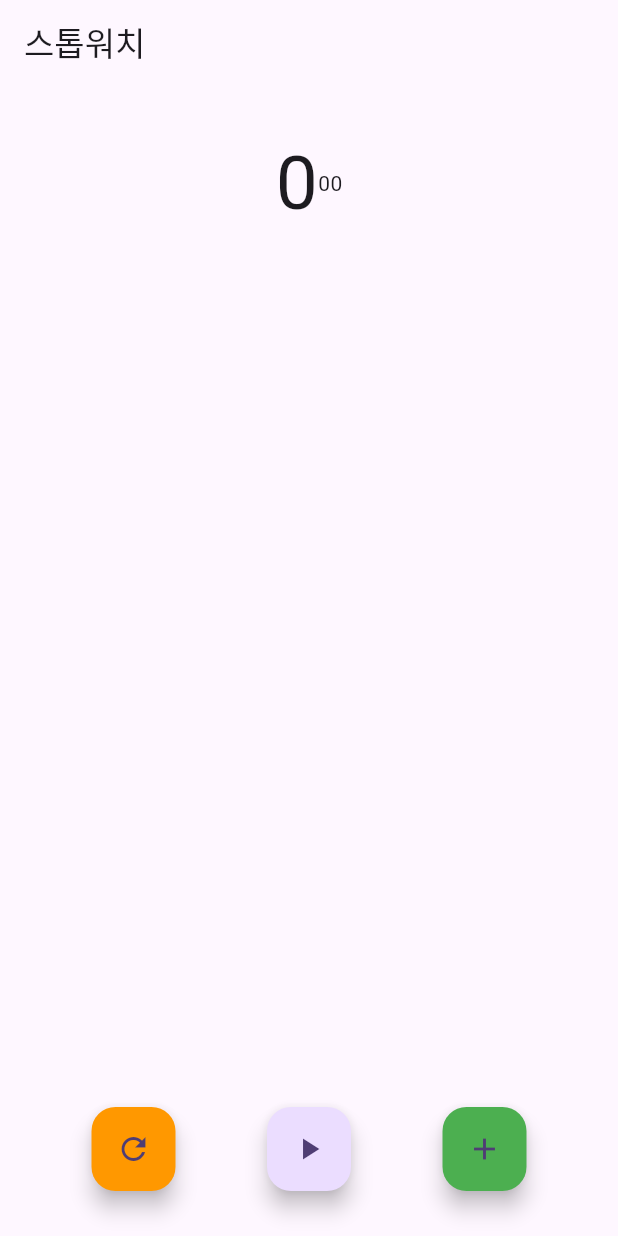
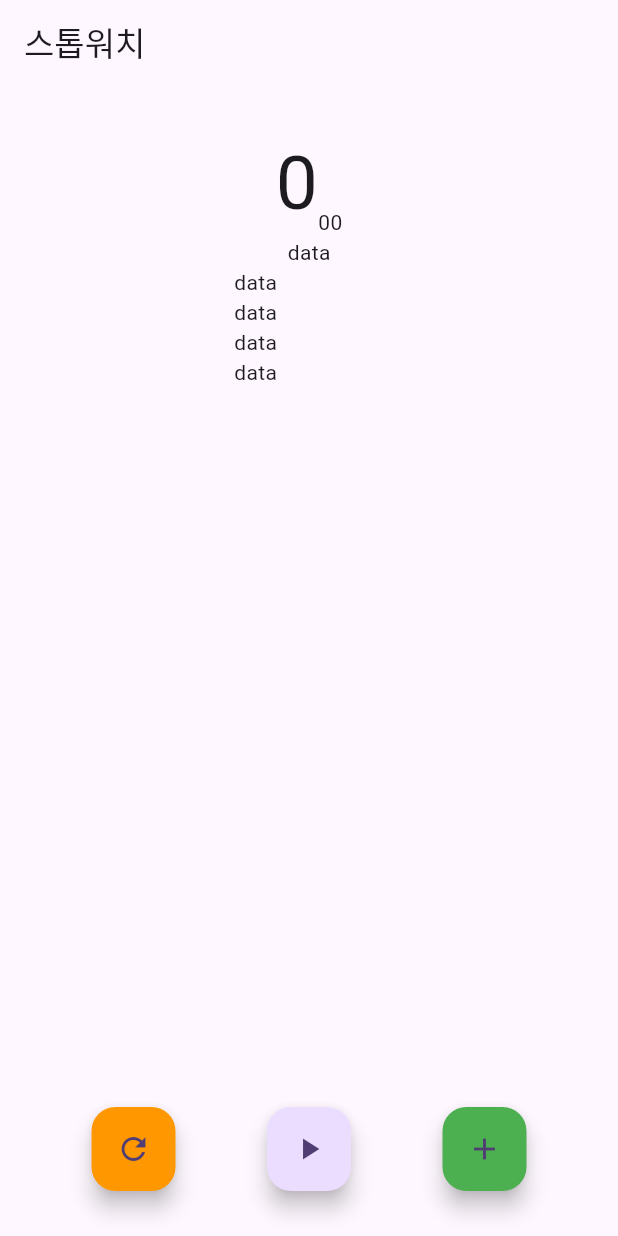
Before and after one commit to hwangtaewook/flutter_stopwatch, a Flutter app: the screen it shows after launch, on a phone screen of 412 x 824 dp. Run offline on Flutter 3.47's test engine with Material 3 defaults, Android fonts, the phone set to English and light mode, and no system bars.

Commit message:
feat : 랩타임을 표시하는 영역 ListView

```diff
--- a/lib/stopwatch_screen.dart
+++ b/lib/stopwatch_screen.dart
@@ -14,6 +14,7 @@ class StopwatchScreen extends StatelessWidget {
           const SizedBox(height: 30),
           const Row(
             mainAxisAlignment: MainAxisAlignment.center,
+            crossAxisAlignment: CrossAxisAlignment.end,
             children: [
               Text(
                 '0',
@@ -23,6 +24,24 @@ class StopwatchScreen extends StatelessWidget {
                 '00',
               ),
             ],
+          ),
+          SizedBox(
+            width: 100,
+            height: 100,
+            child: ListView(
+              children: [
+                Center(
+                  child: Text('data'),
+                ),
+                Text('data'),
+                Text('data'),
+                Text('data'),
+                Text('data'),
+                Text('data'),
+                Text('data'),
+                Text('data'),
+              ],
+            ),
           ),
           const Spacer(),
           Row(
```
